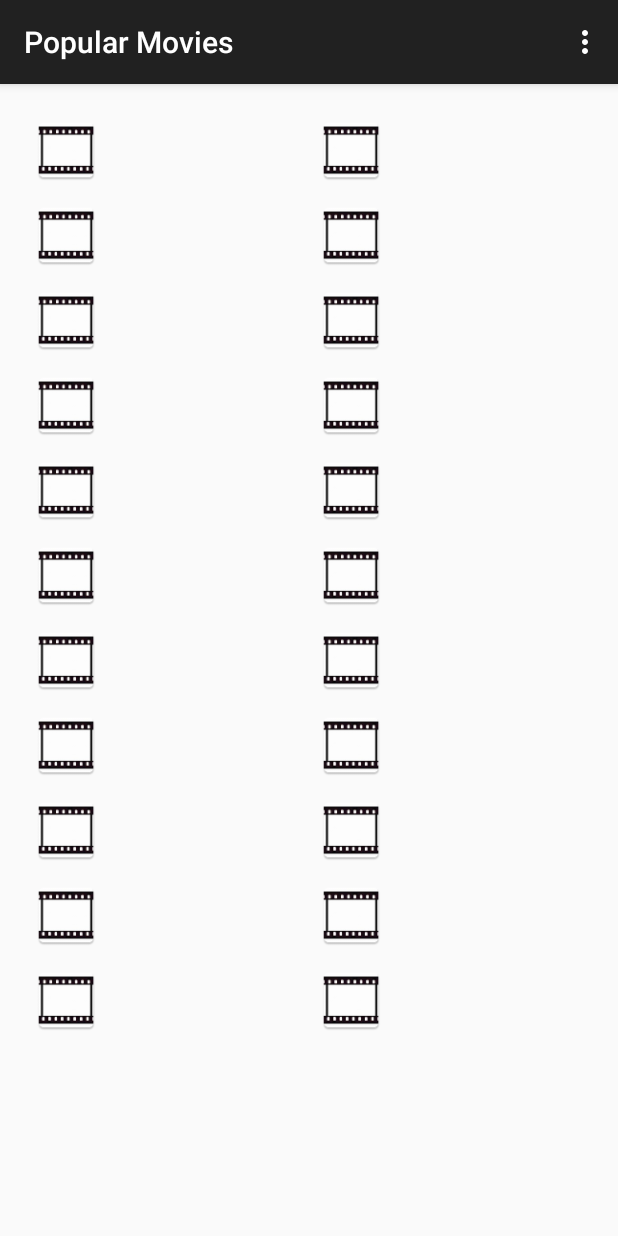
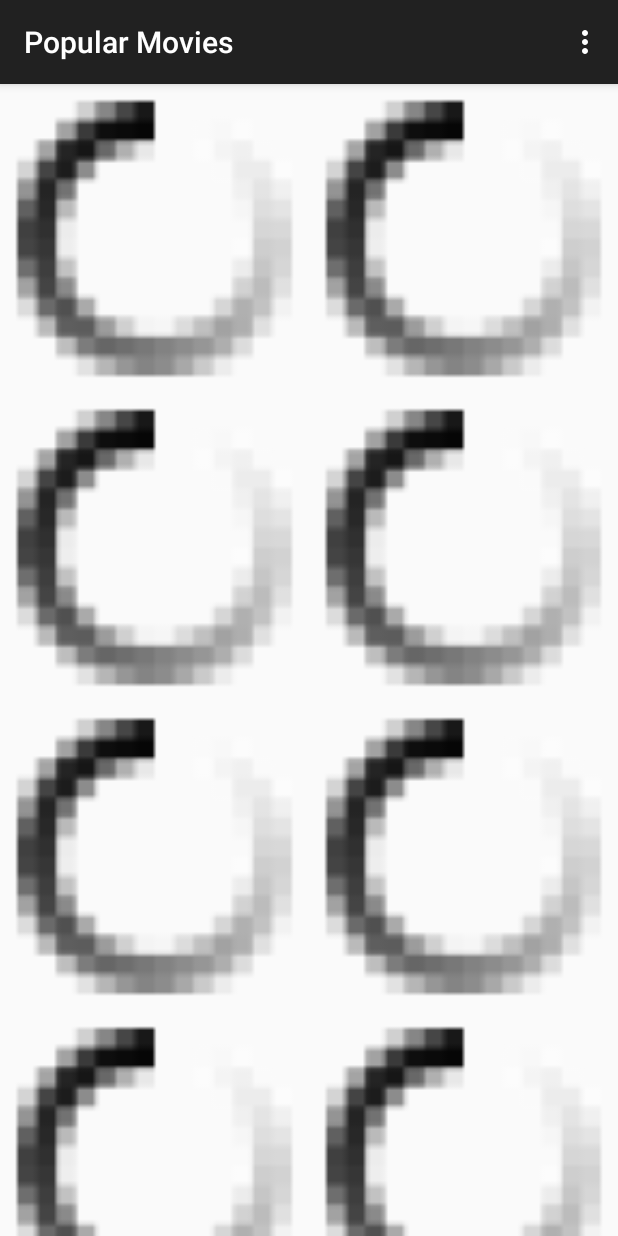
Before and after one commit to BASSOFeeSH/PopularMovies, an Android app: the screen it shows after launch (MainActivity), on a phone screen of 412 x 824 dp. Run offline under Robolectric (Android 15) with nearby library versions, the light colour scheme and no system bars; our stand-ins replace Picasso; pictures from the network do not load.

Commit message:
Customer ImageView

```diff
--- /dev/null
+++ b/app/src/main/java/land/basso/android/popularmovies/AspectRatioImageView.java
@@ -0,0 +1,43 @@
+package land.basso.android.popularmovies;
+
+import android.content.Context;
+import android.util.AttributeSet;
+import android.widget.ImageView;
+
+/**
+ * Created by jbasso on 7/15/2015.
+ */
+public class AspectRatioImageView extends ImageView
+{
+    public AspectRatioImageView(Context context)
+    {
+        super(context);
+    }
+
+    public AspectRatioImageView(Context context, AttributeSet attrs)
+    {
+        super(context, attrs);
+    }
+
+    public AspectRatioImageView(Context context, AttributeSet attrs, int defStyle)
+    {
+        super(context, attrs, defStyle);
+    }
+
+    @Override
+    protected void onMeasure(int widthMeasureSpec, int heightMeasureSpec)
+    {
+        if(getDrawable() != null)
+        {
+            int width = MeasureSpec.getSize(widthMeasureSpec);
+            int height = width * getDrawable().getIntrinsicHeight() / getDrawable().getIntrinsicWidth();
+            setMeasuredDimension(width, height);
+        }
+        else
+        {
+            int width = MeasureSpec.getSize(widthMeasureSpec);
+            int height = MeasureSpec.getSize(heightMeasureSpec);
+            setMeasuredDimension(width, height);
+        }
+    }
+}
--- a/app/src/main/java/land/basso/android/popularmovies/FetchMoviesTask.java
+++ b/app/src/main/java/land/basso/android/popularmovies/FetchMoviesTask.java
@@ -158,7 +158,7 @@ public class FetchMoviesTask extends AsyncTask<Void, Void, ArrayList<land.basso.
                 movie.overview      =   rec.getString(OWM_OVERVIEW);
                 movie.releaseDate   =   rec.getString(OWM_RELASE_DATE);
                 movie.posterURL     =   mContext.getString(R.string.api_image_url) +
-                                        mContext.getString(R.string.api_imagesize_medium) +
+                                        mContext.getString(R.string.api_imagesize_huge) +
                                         rec.getString(OWM_POSTER_PATH);
                 movie.title         =   rec.getString(OWM_TITLE);
                 movie.rating        =   rec.getString(OWM_VOTE_AVERAGE);
--- a/app/src/main/java/land/basso/android/popularmovies/ImageAdapter.java
+++ b/app/src/main/java/land/basso/android/popularmovies/ImageAdapter.java
@@ -4,8 +4,6 @@ import android.content.Context;
 import android.view.View;
 import android.view.ViewGroup;
 import android.widget.BaseAdapter;
-import android.widget.GridView;
-import android.widget.ImageView;
 
 import com.squareup.picasso.Picasso;
 
@@ -38,22 +36,23 @@ public class ImageAdapter extends BaseAdapter
 
     // create a new ImageView for each item referenced by the Adapter
     public View getView(int position, View convertView, ViewGroup parent) {
-        ImageView imageView;
-        if (convertView == null) {
+        land.basso.android.popularmovies.AspectRatioImageView imageView;
+        if (convertView == null)
+        {
             // if it's not recycled, initialize some attributes
-            imageView = new ImageView(mContext);
+            imageView = new land.basso.android.popularmovies.AspectRatioImageView(mContext);
 //            imageView.setLayoutParams(new GridView.LayoutParams(GridView.LayoutParams.WRAP_CONTENT, GridView.LayoutParams.WRAP_CONTENT));
-            imageView.setLayoutParams(new GridView.LayoutParams(85, 85));
-            imageView.setScaleType(ImageView.ScaleType.CENTER_CROP);
-            imageView.setPadding(8, 8, 8, 8);
-        } else {
-            imageView = (ImageView) convertView;
+//            imageView.setLayoutParams(new GridView.LayoutParams(185, 185));
+//            imageView.setScaleType(ImageView.ScaleType.CENTER);
+        } else
+        {
+            imageView = (land.basso.android.popularmovies.AspectRatioImageView) convertView;
         }
 
         if(((MainActivity)mContext).mMovies != null)
             Picasso.with(mContext).load(((MainActivity)mContext).mMovies.get(position).posterURL).into(imageView);
         else
-            imageView.setImageResource(mThumbIds[position]);
+            imageView.setImageResource(R.mipmap.ic_loader);
 
         return imageView;
     }
--- a/app/src/main/res/layout/fragment_main.xml
+++ b/app/src/main/res/layout/fragment_main.xml
@@ -3,10 +3,6 @@
                 android:orientation="vertical"
                 android:layout_width="match_parent"
                 android:layout_height="match_parent"
-                android:paddingLeft="@dimen/activity_horizontal_margin"
-                android:paddingRight="@dimen/activity_horizontal_margin"
-                android:paddingTop="@dimen/activity_vertical_margin"
-                android:paddingBottom="@dimen/activity_vertical_margin"
                 tools:context=".MainActivityFragment">
 
     <GridView
--- a/app/src/main/res/layout/main_activity_list_item.xml
+++ b/app/src/main/res/layout/main_activity_list_item.xml
@@ -3,11 +3,11 @@
               android:layout_width="match_parent"
               android:layout_height="match_parent">
 
-    <ImageView
+    <land.basso.android.popularmovies.AspectRatioImageView
         android:id="@+id/main_fragment_grid_item_poster"
         android:layout_width="wrap_content"
         android:layout_height="wrap_content"
-        android:background="#115599"
+        android:background="#000000"
         />
 
 </FrameLayout>
```
Also changed, not shown: app/src/main/ic_loader-web.png (added), app/src/main/res/mipmap-hdpi/ic_loader.png (added), app/src/main/res/mipmap-mdpi/ic_loader.png (added), app/src/main/res/mipmap-xhdpi/ic_loader.png (added), app/src/main/res/mipmap-xxhdpi/ic_loader.png (added), app/src/main/res/mipmap-xxxhdpi/ic_loader.png (added).
